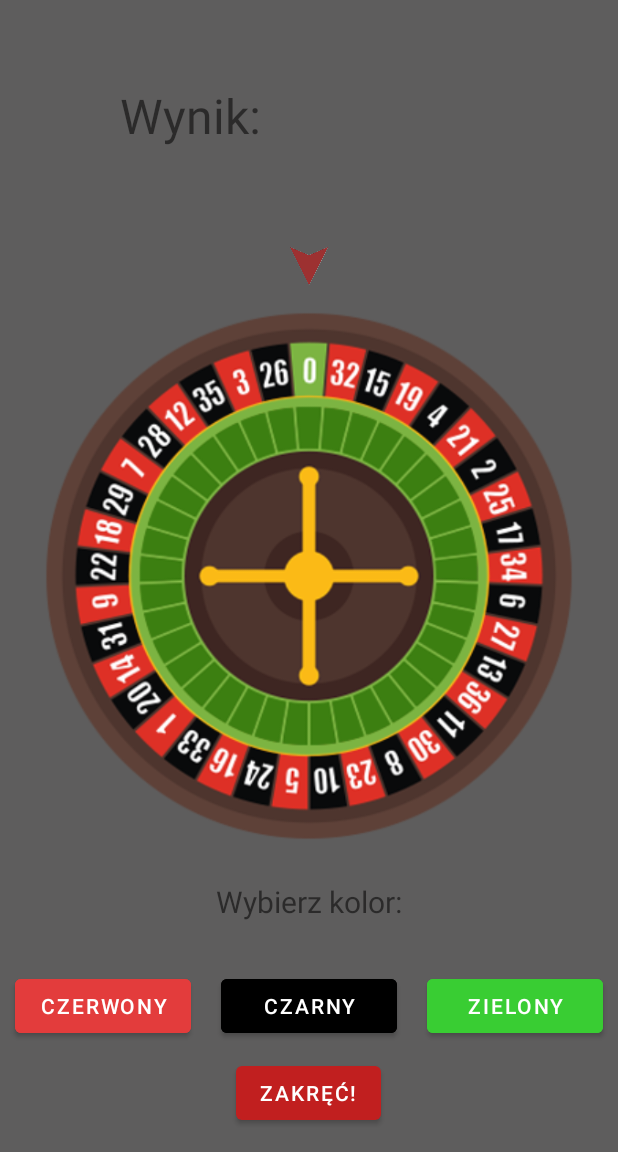
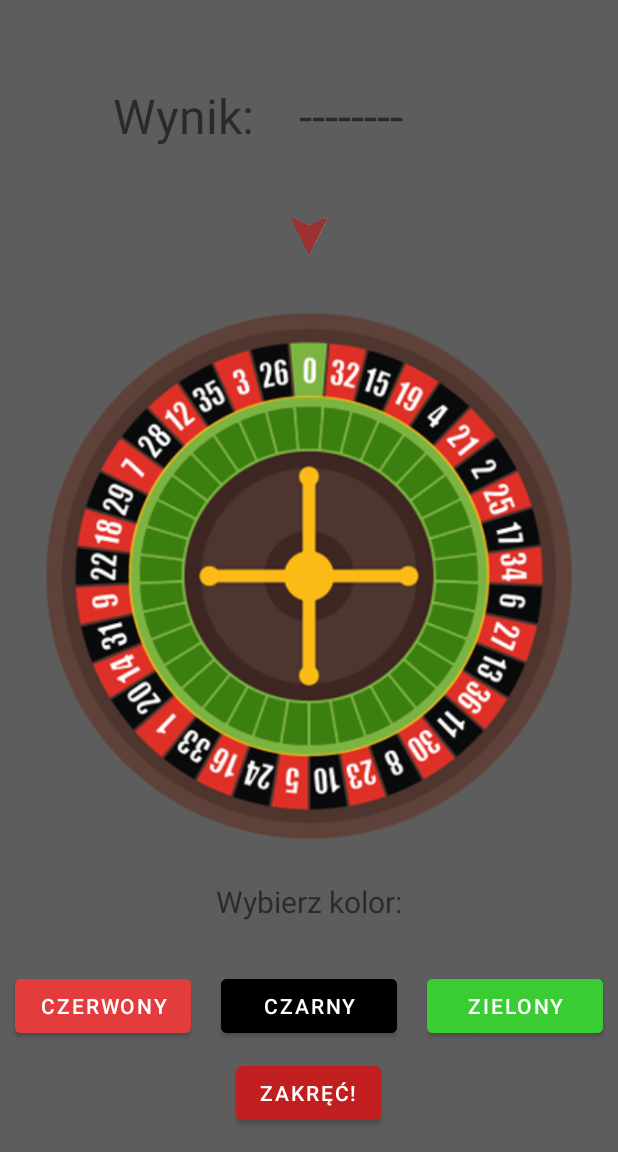
Before and after one commit to Michali0/cashino, an Android app: the RouletteFragment screen opened directly, with no data from a screen before it, on a phone screen of 412 x 824 dp, the part 84-1236 px from its top. Run offline under Robolectric (Android 15) with nearby library versions, the phone set to English and light mode, and no system bars.

Commit message:
Drobne wizualne zmiany Ruletki

```diff
--- a/app/src/main/res/layout/fragment_roulette.xml
+++ b/app/src/main/res/layout/fragment_roulette.xml
@@ -24,7 +24,7 @@
             android:layout_height="wrap_content"
             android:text="Wynik:"
             android:textSize="32sp"
-            android:layout_marginLeft="80dp"
+            android:layout_marginLeft="75dp"
             android:layout_marginTop="55dp"/>
         <TextView
         android:id="@+id/resultTv2"
@@ -33,7 +33,7 @@
         android:layout_marginTop="55dp"
         android:layout_marginLeft="30dp"
         android:textSize="32sp"
-        android:text=""/>
+        android:text="--------"/>
     </LinearLayout>
 
 
@@ -53,7 +53,7 @@
         android:layout_height="25dp"
         android:layout_centerHorizontal="true"
         android:layout_above="@id/wheel2"
-        android:layout_marginBottom="-190dp"
+        android:layout_marginBottom="-170dp"
         android:src="@drawable/roulette_pointer4"/>
 
     <TextView
```
